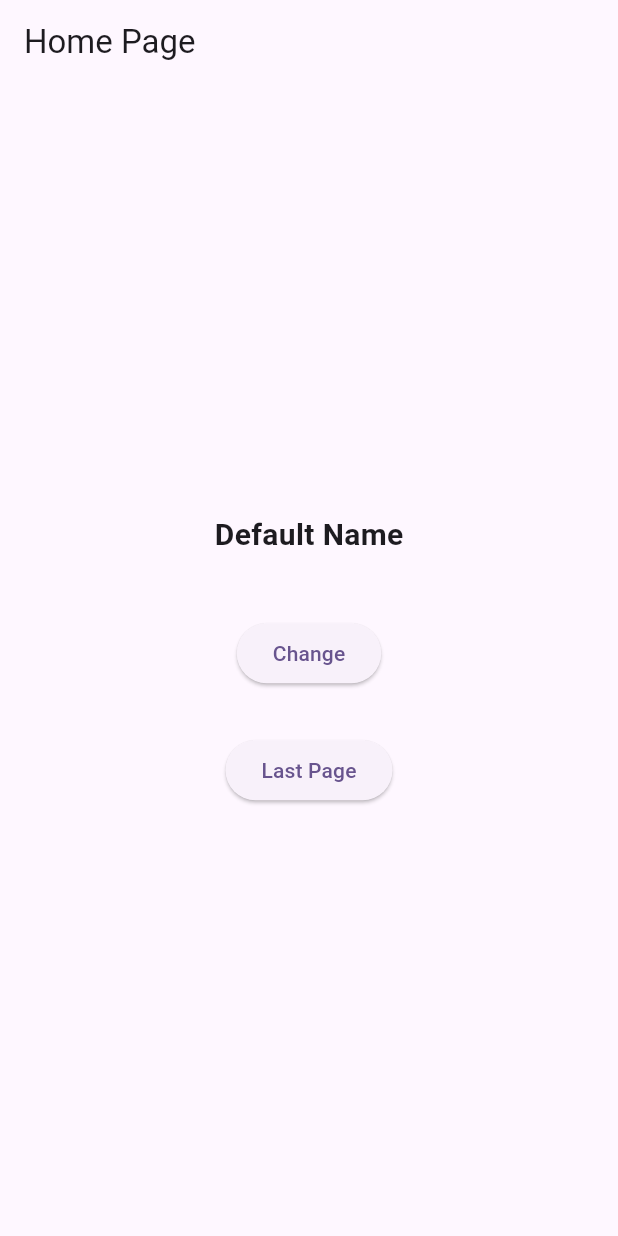
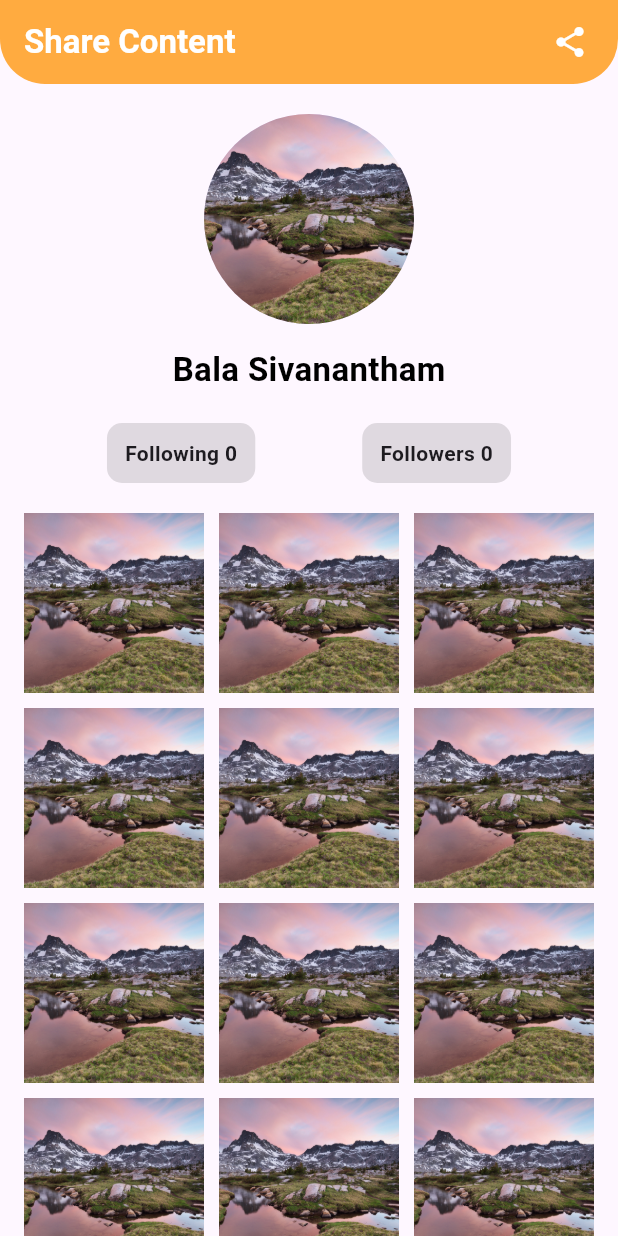
Before and after one commit to BALASIVANANTHAMM/shareContent, a Flutter app: the screen it shows after launch, on a phone screen of 412 x 824 dp. Run offline on Flutter 3.47's test engine with Material 3 defaults, Android fonts, the light colour scheme and no system bars; our stand-ins replace share_plus.

Commit message:
Updated content

```diff
--- a/lib/main.dart
+++ b/lib/main.dart
@@ -1,7 +1,4 @@
 import 'package:flutter/material.dart';
-import 'package:provider/provider.dart';
-import 'package:sharecontent/page_Content.dart';
-import 'package:sharecontent/provider/content_Provider.dart';
 import 'package:sharecontent/shareContent.dart';
 
 void main() {
@@ -14,13 +11,7 @@ class MyApp extends StatelessWidget {
   // This widget is the root of your application.
   @override
   Widget build(BuildContext context) {
-    return MultiProvider(
-      providers: [
-        ChangeNotifierProvider(
-          create: (context) => ShareProvider(),
-        ),
-      ],
-      child: MaterialApp(
+    return MaterialApp(
         title: 'Flutter Demo',
         debugShowCheckedModeBanner: false,
         theme: ThemeData(
@@ -42,8 +33,7 @@ class MyApp extends StatelessWidget {
           colorScheme: ColorScheme.fromSeed(seedColor: Colors.deepPurple),
           useMaterial3: true,
         ),
-        home: HomePage(),
-      ),
-    );
+        home: const ShareContent(),
+      );
   }
 }
--- a/lib/page_Content.dart
+++ /dev/null
@@ -1,52 +0,0 @@
-import 'package:flutter/material.dart';
-import 'package:provider/provider.dart';
-import 'package:sharecontent/another_Page.dart';
-import 'package:sharecontent/provider/content_Provider.dart';
-import 'package:sharecontent/shareContent.dart';
-
-class HomePage extends StatefulWidget {
-  const HomePage({super.key});
-
-  @override
-  State<HomePage> createState() => _HomePageState();
-}
-
-class _HomePageState extends State<HomePage> {
-  @override
-  Widget build(BuildContext context) {
-    return Scaffold(
-      appBar: AppBar(
-        title: Text('Home Page'),
-      ),
-      body: Center(
-        child: Column(
-          mainAxisAlignment: MainAxisAlignment.center,
-          children: [
-            Text(
-              context.watch<ShareProvider>().userName,
-              style: TextStyle(fontWeight: FontWeight.bold, fontSize: 20),
-            ),
-            SizedBox(
-              height: 40,
-            ),
-            ElevatedButton(
-                onPressed: () {
-                  Navigator.push(context,
-                      MaterialPageRoute(builder: (context) => Share()));
-                },
-                child: Text('Change')),
-            SizedBox(
-              height: 30,
-            ),
-            ElevatedButton(
-                onPressed: () {
-                  Navigator.push(context,
-                      MaterialPageRoute(builder: (context) => LastPage()));
-                },
-                child: Text('Last Page'))
-          ],
-        ),
-      ),
-    );
-  }
-}
--- a/lib/provider/content_Provider.dart
+++ /dev/null
@@ -1,12 +0,0 @@
-import 'package:flutter/cupertino.dart';
-
-class ShareProvider extends ChangeNotifier {
-  late String userName;
-  ShareProvider({this.userName = 'Default Name'});
-  void changeName({
-    required String newName,
-  }) async {
-    userName = newName;
-    notifyListeners();
-  }
-}
--- a/lib/shareContent.dart
+++ b/lib/shareContent.dart
@@ -1,100 +1,167 @@
+import 'dart:io';
+
 import 'package:flutter/material.dart';
-import 'package:flutter_share/flutter_share.dart';
-import 'package:provider/provider.dart';
-import 'package:sharecontent/page_Content.dart';
-import 'package:sharecontent/provider/content_Provider.dart';
+import 'package:flutter/services.dart';
+import 'package:path_provider/path_provider.dart';
+import 'package:share_plus/share_plus.dart';
 
-class Share extends StatefulWidget {
-  const Share({super.key});
+class ShareContent extends StatefulWidget {
+  const ShareContent({super.key});
 
   @override
-  State<Share> createState() => _ShareState();
+  State<ShareContent> createState() => _ShareContentState();
 }
 
-class _ShareState extends State<Share> {
-  late String value = 'State Management';
-  late String value2 = 'Para Of That Title Text';
-  late String url = 'https://flutter.dev/';
-  late String cTit = 'Chooser Title For this Text';
-  final ctl = TextEditingController();
-  Future<void> share() async {
-    await FlutterShare.share(
-        title: value, text: value2, linkUrl: url, chooserTitle: cTit);
+class _ShareContentState extends State<ShareContent> {
+
+  late String url = 'https://github.com/BALASIVANANTHAMM/shareContent';
+  String name = "Bala Sivanantham";
+
+
+  shareText() async {
+    final params = ShareParams(
+      title: "Share Text",
+      text: 'Hi Iam $name',
+    );
+    final res =await SharePlus.instance.share(params);
+  }
+
+  shareTextWithImage() async {
+    final byteData = await rootBundle.load('assets/image.jpg');
+    final tempDir = await getTemporaryDirectory();
+    final file = File('${tempDir.path}/image.jpg');
+    await file.writeAsBytes(byteData.buffer.asUint8List());
+    final params = ShareParams(
+      title: "Share Profile",
+      text: 'Share Profile Image Using share_plus',
+      files: [XFile(file.path)],
+    );
+
+    final res =await SharePlus.instance.share(params);
+  }
+
+  shareUri() async {
+    final byteData = await rootBundle.load('assets/image.jpg');
+    final tempDir = await getTemporaryDirectory();
+    final file = File('${tempDir.path}/image.jpg');
+    await file.writeAsBytes(byteData.buffer.asUint8List());
+    final params = ShareParams(
+      title: "Share Profile",
+      text: url,
+      files: [XFile(file.path)],
+    );
+
+    final res =await SharePlus.instance.share(params);
   }
 
   @override
   Widget build(BuildContext context) {
     return Scaffold(
       appBar: AppBar(
-        title: Text('Share Content'),
+        backgroundColor: Colors.orangeAccent,
+        shape: const RoundedRectangleBorder(
+          borderRadius: BorderRadius.only(
+            bottomLeft: Radius.circular(30),bottomRight: Radius.circular(30),)
         ),
-      body: Column(
+        title: const Text(
+          'Share Content',
+          style: TextStyle(
+              color: Colors.white,
+              fontWeight: FontWeight.bold
+          ),
+        ),
+        actions: [
+          GestureDetector(
+            onTap: shareUri,
+            child: const Icon(Icons.share,color: Colors.white,)
+          ),
+          const SizedBox(width: 20,)
+        ],
+      ),
+      body: Center(
+        child: Column(
           mainAxisAlignment: MainAxisAlignment.center,
           children: [
-          SizedBox(
-            height: 20,
+            const SizedBox(height: 20,),
+            GestureDetector(
+              onTap: shareTextWithImage,
+              child: const CircleAvatar(
+                radius: 70,
+                backgroundImage: AssetImage('assets/image.jpg'),
               ),
-          Text(value),
-          SizedBox(
-            height: 20,
             ),
+            const SizedBox(height: 15,),
+            GestureDetector(
+              onTap: shareText,
+              child: const Text("Bala Sivanantham",style: TextStyle(
+                color: Colors.black,
+                fontWeight: FontWeight.bold,
+                fontSize: 22
+              ),),
+            ),
+            const SizedBox(height: 20,),
             Row(
+              mainAxisAlignment: MainAxisAlignment.spaceEvenly,
               children: [
-              SizedBox(
-                width: 70,
+                Container(
+                  padding: const EdgeInsets.symmetric(
+                    vertical: 10,
+                    horizontal: 12
                   ),
-              Text(
-                'Name : ',
-                style: TextStyle(fontSize: 20, fontWeight: FontWeight.bold),
+                  decoration: BoxDecoration(
+                    borderRadius: BorderRadius.circular(10),
+                    color: Colors.black12
                   ),
-              Text(
-                context.watch<ShareProvider>().userName,
-                style: TextStyle(fontSize: 20, fontWeight: FontWeight.bold),
-              )
+                  child: const Text(
+                    "Following 0",
+                    style: TextStyle(
+                    fontWeight: FontWeight.bold
+                  ),),
+                ),
+                Container(
+                  padding: const EdgeInsets.symmetric(
+                      vertical: 10,
+                      horizontal: 12
+                  ),
+                  decoration: BoxDecoration(
+                      borderRadius: BorderRadius.circular(10),
+                      color: Colors.black12
+                  ),
+                  child: const Text(
+                    "Followers 0",
+                    style: TextStyle(
+                        fontWeight: FontWeight.bold
+                    ),),
+                ),
               ],
             ),
-          SizedBox(
-            height: 20,
+            const SizedBox(height: 20,),
+            Expanded(
+              child: Container(
+                margin: EdgeInsets.symmetric(
+                  horizontal: 16
                 ),
-          SizedBox(
-            width: 300,
-            height: 50,
-            child: TextFormField(
-              controller: ctl,
-              decoration: InputDecoration(
-                  border: OutlineInputBorder(
-                      borderRadius: BorderRadius.circular(7))),
+                height: 1000,
+                child: GridView.builder(
+                  itemCount: 27,
+                  gridDelegate: const SliverGridDelegateWithFixedCrossAxisCount(
+                      crossAxisCount: 3,
+                    mainAxisSpacing: 10,
+                    crossAxisSpacing: 10
+                  ),
+                  itemBuilder: (BuildContext context, int index) {
+                    return Container(
+                        height: 60,
+                        width: 60,
+                        child: Image.asset(
+                          fit: BoxFit.cover,
+                            'assets/image.jpg'));
+                  },
                 ),
               ),
-          SizedBox(
-            height: 20,
             ),
-          Row(
-            children: [
-              SizedBox(
-                width: 90,
-              ),
-              ElevatedButton(
-                  onPressed: () {
-                    context.read<ShareProvider>().changeName(newName: ctl.text);
-                  },
-                  child: Text('Update')),
-              SizedBox(
-                width: 30,
-              ),
-              ElevatedButton(
-                  onPressed: () {
-                    Navigator.push(context,
-                        MaterialPageRoute(builder: (context) => HomePage()));
-                  },
-                  child: Text('Next Page')),
           ],
         ),
-          SizedBox(
-            height: 40,
-          ),
-          ElevatedButton(onPressed: share, child: Text('Share'))
-        ],
       ),
     );
   }
```
Also changed, not shown: lib/another_Page.dart (deleted, +0 -60 lines), pubspec.yaml (+4 -4 lines), assets/image.jpg (added), pubspec.lock, 232 other files. Lines whose indentation alone changed are shown as unchanged.
